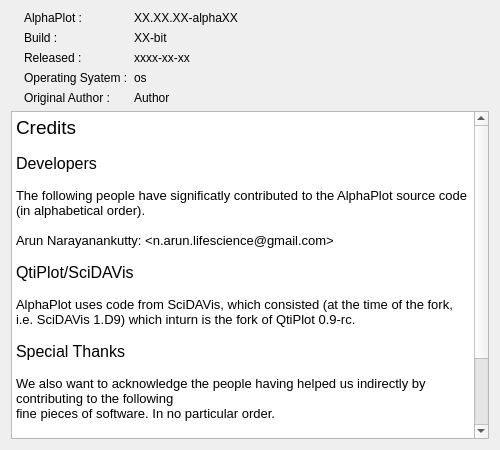
This is alphaplot/src/About.ui in narunlifescience/AlphaPlot as Qt 5 draws it before an edit. The edited form follows.
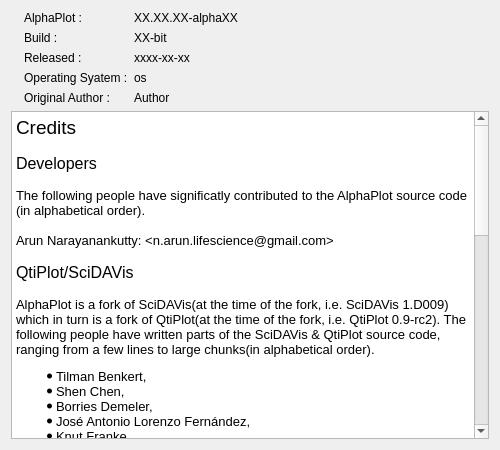
This is the edited form. Icons and pictures are not drawn.

Commit message: upadte manual, website links & about text(CMD & GUI)

Diff of the .ui file:
```diff
--- a/alphaplot/src/About.ui
+++ b/alphaplot/src/About.ui
@@ -170,18 +170,42 @@
 &lt;p style=&quot;-qt-paragraph-type:empty; margin-top:0px; margin-bottom:0px; margin-left:0px; margin-right:0px; -qt-block-indent:0; text-indent:0px; font-size:10pt;&quot;&gt;&lt;br /&gt;&lt;/p&gt;
 &lt;p style=&quot; margin-top:0px; margin-bottom:0px; margin-left:0px; margin-right:0px; -qt-block-indent:0; text-indent:0px;&quot;&gt;&lt;span style=&quot; font-size:12pt;&quot;&gt;QtiPlot/SciDAVis&lt;/span&gt;&lt;/p&gt;
 &lt;p style=&quot;-qt-paragraph-type:empty; margin-top:0px; margin-bottom:0px; margin-left:0px; margin-right:0px; -qt-block-indent:0; text-indent:0px; font-size:10pt;&quot;&gt;&lt;br /&gt;&lt;/p&gt;
-&lt;p style=&quot; margin-top:0px; margin-bottom:0px; margin-left:0px; margin-right:0px; -qt-block-indent:0; text-indent:0px;&quot;&gt;&lt;span style=&quot; font-size:10pt;&quot;&gt;AlphaPlot uses code from SciDAVis, which consisted (at the time of the fork, i.e. SciDAVis 1.D9) which inturn is the fork of QtiPlot 0.9-rc.&lt;/span&gt;&lt;/p&gt;
-&lt;p style=&quot;-qt-paragraph-type:empty; margin-top:0px; margin-bottom:0px; margin-left:0px; margin-right:0px; -qt-block-indent:0; text-indent:0px; font-size:10pt;&quot;&gt;&lt;br /&gt;&lt;/p&gt;
+&lt;p style=&quot; margin-top:0px; margin-bottom:0px; margin-left:0px; margin-right:0px; -qt-block-indent:0; text-indent:0px;&quot;&gt;&lt;span style=&quot; font-size:10pt;&quot;&gt;AlphaPlot is a fork of SciDAVis(at the time of the fork, i.e. SciDAVis 1.D009) which in turn is a fork of QtiPlot(at the time of the fork, i.e. QtiPlot 0.9-rc2). The following people have written parts of the SciDAVis &amp;amp; QtiPlot source code, ranging from a few lines to large chunks(in alphabetical order).&lt;/span&gt;&lt;/p&gt;
+&lt;ul style=&quot;margin-top: 0px; margin-bottom: 0px; margin-left: 0px; margin-right: 0px; -qt-list-indent: 1;&quot;&gt;&lt;li style=&quot; font-size:10pt;&quot; style=&quot; margin-top:12px; margin-bottom:0px; margin-left:0px; margin-right:0px; -qt-block-indent:0; text-indent:0px;&quot;&gt;Tilman Benkert,&lt;/li&gt;
+&lt;li style=&quot; font-size:10pt;&quot; style=&quot; margin-top:0px; margin-bottom:0px; margin-left:0px; margin-right:0px; -qt-block-indent:0; text-indent:0px;&quot;&gt;Shen Chen,&lt;/li&gt;
+&lt;li style=&quot; font-size:10pt;&quot; style=&quot; margin-top:0px; margin-bottom:0px; margin-left:0px; margin-right:0px; -qt-block-indent:0; text-indent:0px;&quot;&gt;Borries Demeler,&lt;/li&gt;
+&lt;li style=&quot; font-size:10pt;&quot; style=&quot; margin-top:0px; margin-bottom:0px; margin-left:0px; margin-right:0px; -qt-block-indent:0; text-indent:0px;&quot;&gt;José Antonio Lorenzo Fernández,&lt;/li&gt;
+&lt;li style=&quot; font-size:10pt;&quot; style=&quot; margin-top:0px; margin-bottom:0px; margin-left:0px; margin-right:0px; -qt-block-indent:0; text-indent:0px;&quot;&gt;Knut Franke,&lt;/li&gt;
+&lt;li style=&quot; font-size:10pt;&quot; style=&quot; margin-top:0px; margin-bottom:0px; margin-left:0px; margin-right:0px; -qt-block-indent:0; text-indent:0px;&quot;&gt;Miquel Garriga,&lt;/li&gt;
+&lt;li style=&quot; font-size:10pt;&quot; style=&quot; margin-top:0px; margin-bottom:0px; margin-left:0px; margin-right:0px; -qt-block-indent:0; text-indent:0px;&quot;&gt;Vasileios Gkanis,&lt;/li&gt;
+&lt;li style=&quot; font-size:10pt;&quot; style=&quot; margin-top:0px; margin-bottom:0px; margin-left:0px; margin-right:0px; -qt-block-indent:0; text-indent:0px;&quot;&gt;Gudjon Gudjonsson,&lt;/li&gt;
+&lt;li style=&quot; font-size:10pt;&quot; style=&quot; margin-top:0px; margin-bottom:0px; margin-left:0px; margin-right:0px; -qt-block-indent:0; text-indent:0px;&quot;&gt;Alex Kargovsky,&lt;/li&gt;
+&lt;li style=&quot; font-size:10pt;&quot; style=&quot; margin-top:0px; margin-bottom:0px; margin-left:0px; margin-right:0px; -qt-block-indent:0; text-indent:0px;&quot;&gt;Michael Mac-Vicar,&lt;/li&gt;
+&lt;li style=&quot; font-size:10pt;&quot; style=&quot; margin-top:0px; margin-bottom:0px; margin-left:0px; margin-right:0px; -qt-block-indent:0; text-indent:0px;&quot;&gt;&lt;span style=&quot; font-weight:600;&quot;&gt;Arun Narayanankutty,&lt;/span&gt;&lt;/li&gt;
+&lt;li style=&quot; font-size:10pt;&quot; style=&quot; margin-top:0px; margin-bottom:0px; margin-left:0px; margin-right:0px; -qt-block-indent:0; text-indent:0px;&quot;&gt;Tomomasa Ohkubo,&lt;/li&gt;
+&lt;li style=&quot; font-size:10pt;&quot; style=&quot; margin-top:0px; margin-bottom:0px; margin-left:0px; margin-right:0px; -qt-block-indent:0; text-indent:0px;&quot;&gt;Russell Standish,&lt;/li&gt;
+&lt;li style=&quot; font-size:10pt;&quot; style=&quot; margin-top:0px; margin-bottom:0px; margin-left:0px; margin-right:0px; -qt-block-indent:0; text-indent:0px;&quot;&gt;Aaron Van Tassle,&lt;/li&gt;
+&lt;li style=&quot; font-size:10pt;&quot; style=&quot; margin-top:0px; margin-bottom:0px; margin-left:0px; margin-right:0px; -qt-block-indent:0; text-indent:0px;&quot;&gt;Branimir Vasilic,&lt;/li&gt;
+&lt;li style=&quot; font-size:10pt;&quot; style=&quot; margin-top:0px; margin-bottom:0px; margin-left:0px; margin-right:0px; -qt-block-indent:0; text-indent:0px;&quot;&gt;Ion Vasilief,&lt;/li&gt;
+&lt;li style=&quot; font-size:10pt;&quot; style=&quot; margin-top:0px; margin-bottom:12px; margin-left:0px; margin-right:0px; -qt-block-indent:0; text-indent:0px;&quot;&gt;Vincent Wagelaar&lt;/li&gt;&lt;/ul&gt;
+&lt;p style=&quot; margin-top:0px; margin-bottom:12px; margin-left:0px; margin-right:0px; -qt-block-indent:0; text-indent:0px;&quot;&gt;&lt;span style=&quot; font-size:10pt;&quot;&gt;The AlphaPlot manual is based on the QtiPlot and SciDAVis manual, written by(in alphabetical order):&lt;/span&gt;&lt;/p&gt;
+&lt;ul style=&quot;margin-top: 0px; margin-bottom: 0px; margin-left: 0px; margin-right: 0px; -qt-list-indent: 1;&quot;&gt;&lt;li style=&quot; font-size:10pt;&quot; style=&quot; margin-top:12px; margin-bottom:0px; margin-left:0px; margin-right:0px; -qt-block-indent:0; text-indent:0px;&quot;&gt;Knut Franke,&lt;/li&gt;
+&lt;li style=&quot; font-size:10pt;&quot; style=&quot; margin-top:0px; margin-bottom:0px; margin-left:0px; margin-right:0px; -qt-block-indent:0; text-indent:0px;&quot;&gt;Roger Gadiou,&lt;/li&gt;
+&lt;li style=&quot; font-size:10pt;&quot; style=&quot; margin-top:0px; margin-bottom:12px; margin-left:0px; margin-right:0px; -qt-block-indent:0; text-indent:0px;&quot;&gt;Ion Vasilief&lt;/li&gt;&lt;/ul&gt;
 &lt;p style=&quot; margin-top:0px; margin-bottom:0px; margin-left:0px; margin-right:0px; -qt-block-indent:0; text-indent:0px;&quot;&gt;&lt;span style=&quot; font-size:12pt;&quot;&gt;Special Thanks&lt;/span&gt;&lt;/p&gt;
 &lt;p style=&quot;-qt-paragraph-type:empty; margin-top:0px; margin-bottom:0px; margin-left:0px; margin-right:0px; -qt-block-indent:0; text-indent:0px; font-size:10pt;&quot;&gt;&lt;br /&gt;&lt;/p&gt;
 &lt;p style=&quot; margin-top:0px; margin-bottom:0px; margin-left:0px; margin-right:0px; -qt-block-indent:0; text-indent:0px;&quot;&gt;&lt;span style=&quot; font-size:10pt;&quot;&gt;We also want to acknowledge the people having helped us indirectly by contributing to the following&lt;/span&gt;&lt;/p&gt;
 &lt;p style=&quot; margin-top:0px; margin-bottom:0px; margin-left:0px; margin-right:0px; -qt-block-indent:0; text-indent:0px;&quot;&gt;&lt;span style=&quot; font-size:10pt;&quot;&gt;fine pieces of software. In no particular order.&lt;/span&gt;&lt;/p&gt;
-&lt;p style=&quot;-qt-paragraph-type:empty; margin-top:0px; margin-bottom:0px; margin-left:0px; margin-right:0px; -qt-block-indent:0; text-indent:0px; font-size:10pt;&quot;&gt;&lt;br /&gt;&lt;/p&gt;
-&lt;p style=&quot; margin-top:0px; margin-bottom:0px; margin-left:0px; margin-right:0px; -qt-block-indent:0; text-indent:0px;&quot;&gt;&lt;span style=&quot; font-size:10pt;&quot;&gt;Qt (https://www.qt.io/),&lt;/span&gt;&lt;/p&gt;
-&lt;p style=&quot; margin-top:0px; margin-bottom:0px; margin-left:0px; margin-right:0px; -qt-block-indent:0; text-indent:0px;&quot;&gt;&lt;span style=&quot; font-size:10pt;&quot;&gt;QCustomPlot (https://www.qcustomplot.com/),&lt;/span&gt;&lt;/p&gt;
-&lt;p style=&quot; margin-top:0px; margin-bottom:0px; margin-left:0px; margin-right:0px; -qt-block-indent:0; text-indent:0px;&quot;&gt;&lt;span style=&quot; font-size:10pt;&quot;&gt;muParser (http://muparser.sourceforge.net/),&lt;/span&gt;&lt;/p&gt;
-&lt;p style=&quot; margin-top:0px; margin-bottom:0px; margin-left:0px; margin-right:0px; -qt-block-indent:0; text-indent:0px;&quot;&gt;&lt;span style=&quot; font-size:10pt;&quot;&gt;GSL (http://www.gnu.org/software/gsl/)&lt;/span&gt;&lt;/p&gt;
-&lt;p style=&quot;-qt-paragraph-type:empty; margin-top:0px; margin-bottom:0px; margin-left:0px; margin-right:0px; -qt-block-indent:0; text-indent:0px; font-size:10pt;&quot;&gt;&lt;br /&gt;&lt;/p&gt;
+&lt;ul style=&quot;margin-top: 0px; margin-bottom: 0px; margin-left: 0px; margin-right: 0px; -qt-list-indent: 1;&quot;&gt;&lt;li style=&quot;&quot; style=&quot; margin-top:12px; margin-bottom:0px; margin-left:0px; margin-right:0px; -qt-block-indent:0; text-indent:0px;&quot;&gt;Qt (&lt;a href=&quot;https://www.qt.io/&quot;&gt;&lt;span style=&quot; text-decoration: underline; color:#007af4;&quot;&gt;https://www.qt.io/&lt;/span&gt;&lt;/a&gt;),&lt;/li&gt;
+&lt;li style=&quot;&quot; style=&quot; margin-top:0px; margin-bottom:0px; margin-left:0px; margin-right:0px; -qt-block-indent:0; text-indent:0px;&quot;&gt;Qt Creator (&lt;a href=&quot;https://www.qt.io/product/development-tools&quot;&gt;&lt;span style=&quot; text-decoration: underline; color:#007af4;&quot;&gt;https://www.qt.io/product/development-tools&lt;/span&gt;&lt;/a&gt;),&lt;/li&gt;
+&lt;li style=&quot;&quot; style=&quot; margin-top:0px; margin-bottom:0px; margin-left:0px; margin-right:0px; -qt-block-indent:0; text-indent:0px;&quot;&gt;QCustomPlot (&lt;a href=&quot;https://www.qcustomplot.com/&quot;&gt;&lt;span style=&quot; text-decoration: underline; color:#007af4;&quot;&gt;https://www.qcustomplot.com/&lt;/span&gt;&lt;/a&gt;),&lt;/li&gt;
+&lt;li style=&quot;&quot; style=&quot; margin-top:0px; margin-bottom:0px; margin-left:0px; margin-right:0px; -qt-block-indent:0; text-indent:0px;&quot;&gt;muParser (&lt;a href=&quot;https://beltoforion.de/en/muparser/&quot;&gt;&lt;span style=&quot; text-decoration: underline; color:#007af4;&quot;&gt;https://beltoforion.de/en/muparser/&lt;/span&gt;&lt;/a&gt;),&lt;/li&gt;
+&lt;li style=&quot;&quot; style=&quot; margin-top:0px; margin-bottom:0px; margin-left:0px; margin-right:0px; -qt-block-indent:0; text-indent:0px;&quot;&gt;Sublime Text editor (&lt;a href=&quot;https://www.sublimetext.com/&quot;&gt;&lt;span style=&quot; text-decoration: underline; color:#007af4;&quot;&gt;https://www.sublimetext.com/&lt;/span&gt;&lt;/a&gt;),&lt;/li&gt;
+&lt;li style=&quot;&quot; style=&quot; margin-top:0px; margin-bottom:0px; margin-left:0px; margin-right:0px; -qt-block-indent:0; text-indent:0px;&quot;&gt;GSL (&lt;a href=&quot;http://www.gnu.org/software/gsl/&quot;&gt;&lt;span style=&quot; text-decoration: underline; color:#007af4;&quot;&gt;http://www.gnu.org/software/gsl/&lt;/span&gt;&lt;/a&gt;),&lt;/li&gt;
+&lt;li style=&quot;&quot; style=&quot; margin-top:0px; margin-bottom:0px; margin-left:0px; margin-right:0px; -qt-block-indent:0; text-indent:0px;&quot;&gt;Git (&lt;a href=&quot;https://git-scm.com/&quot;&gt;&lt;span style=&quot; text-decoration: underline; color:#007af4;&quot;&gt;https://git-scm.com/&lt;/span&gt;&lt;/a&gt;),&lt;/li&gt;
+&lt;li style=&quot;&quot; style=&quot; margin-top:0px; margin-bottom:0px; margin-left:0px; margin-right:0px; -qt-block-indent:0; text-indent:0px;&quot;&gt;Breeze Icons (&lt;a href=&quot;https://github.com/KDE/breeze-icons&quot;&gt;&lt;span style=&quot; text-decoration: underline; color:#007af4;&quot;&gt;https://github.com/KDE/breeze-icons&lt;/span&gt;&lt;/a&gt;),&lt;/li&gt;
+&lt;li style=&quot;&quot; style=&quot; margin-top:0px; margin-bottom:0px; margin-left:0px; margin-right:0px; -qt-block-indent:0; text-indent:0px;&quot;&gt;Inno Setup (&lt;a href=&quot;https://jrsoftware.org/isinfo.php&quot;&gt;&lt;span style=&quot; text-decoration: underline; color:#007af4;&quot;&gt;https://jrsoftware.org/isinfo.php&lt;/span&gt;&lt;/a&gt;),&lt;/li&gt;
+&lt;li style=&quot;&quot; style=&quot; margin-top:0px; margin-bottom:12px; margin-left:0px; margin-right:0px; -qt-block-indent:0; text-indent:0px;&quot;&gt;AppImage (&lt;a href=&quot;https://appimage.org/&quot;&gt;&lt;span style=&quot; text-decoration: underline; color:#007af4;&quot;&gt;https://appimage.org/&lt;/span&gt;&lt;/a&gt;)&lt;/li&gt;&lt;/ul&gt;
 &lt;p style=&quot; margin-top:0px; margin-bottom:0px; margin-left:0px; margin-right:0px; -qt-block-indent:0; text-indent:0px;&quot;&gt;&lt;span style=&quot; font-size:10pt;&quot;&gt;... and many more we just forgot to mention.&lt;/span&gt;&lt;/p&gt;&lt;/body&gt;&lt;/html&gt;</string>
      </property>
     </widget>
```
The commit also changes 3 other files.
